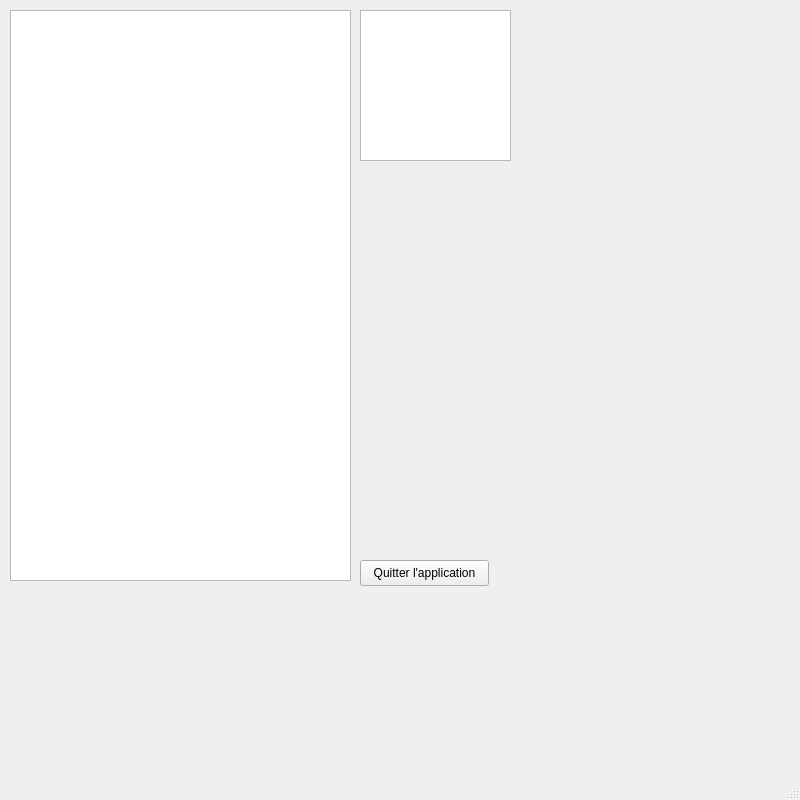
Above: ui/Principale.ui from laulecl/bloc64 before the change. Below: the same form after it.
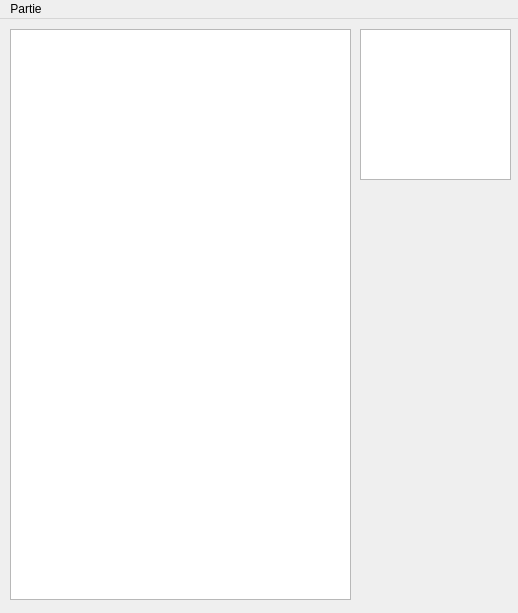
That is the form after the change.

Commit message: Début de fenêtre de configuration

Diff of the .ui file:
```diff
--- a/ui/Principale.ui
+++ b/ui/Principale.ui
@@ -6,8 +6,8 @@
    <rect>
     <x>0</x>
     <y>0</y>
-    <width>800</width>
-    <height>800</height>
+    <width>518</width>
+    <height>613</height>
    </rect>
   </property>
   <property name="sizePolicy">
@@ -18,14 +18,14 @@
   </property>
   <property name="minimumSize">
    <size>
-    <width>800</width>
-    <height>800</height>
+    <width>518</width>
+    <height>613</height>
    </size>
   </property>
   <property name="maximumSize">
    <size>
-    <width>800</width>
-    <height>800</height>
+    <width>518</width>
+    <height>613</height>
    </size>
   </property>
   <property name="baseSize">
@@ -44,19 +44,6 @@
      <verstretch>0</verstretch>
     </sizepolicy>
    </property>
-   <widget class="QPushButton" name="fermer">
-    <property name="geometry">
-     <rect>
-      <x>360</x>
-      <y>560</y>
-      <width>129</width>
-      <height>26</height>
-     </rect>
-    </property>
-    <property name="text">
-     <string>Quitter l'application</string>
-    </property>
-   </widget>
    <widget class="QGraphicsView" name="plateau">
     <property name="geometry">
      <rect>
@@ -119,12 +106,42 @@
     <rect>
      <x>0</x>
      <y>0</y>
-     <width>800</width>
+     <width>518</width>
      <height>23</height>
     </rect>
    </property>
+   <widget class="QMenu" name="menuJeu">
+    <property name="title">
+     <string>Partie</string>
+    </property>
+    <addaction name="actionNouvelle"/>
+    <addaction name="actionTableau_des_scores"/>
+    <addaction name="actionPreferences"/>
+    <addaction name="separator"/>
+    <addaction name="actionQuitter"/>
+   </widget>
+   <addaction name="menuJeu"/>
   </widget>
-  <widget class="QStatusBar" name="statusbar"/>
+  <action name="actionNouvelle">
+   <property name="text">
+    <string>Nouvelle</string>
+   </property>
+  </action>
+  <action name="actionPreferences">
+   <property name="text">
+    <string>Paramètres</string>
+   </property>
+  </action>
+  <action name="actionTableau_des_scores">
+   <property name="text">
+    <string>Tableau des scores</string>
+   </property>
+  </action>
+  <action name="actionQuitter">
+   <property name="text">
+    <string>Quitter</string>
+   </property>
+  </action>
  </widget>
  <resources/>
  <connections/>
```
The commit also changes 6 other files.
